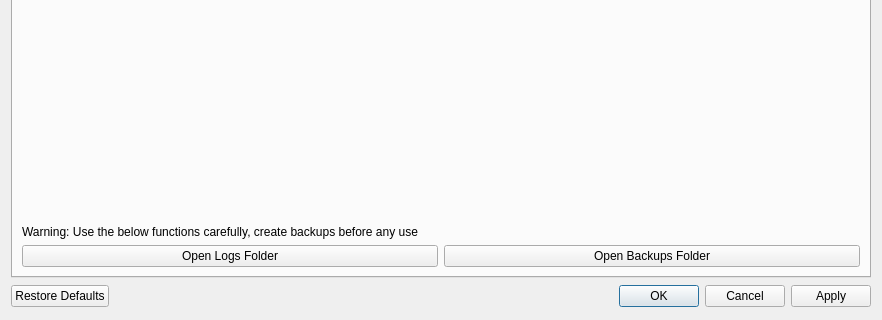
First picture: the form in ui/Settings.ui, repository kathrynmetcalf/GeoCORK, before the edit; both pictures show x 0 to 882 and y 267 to 587 of the 882 by 587 pixel window.
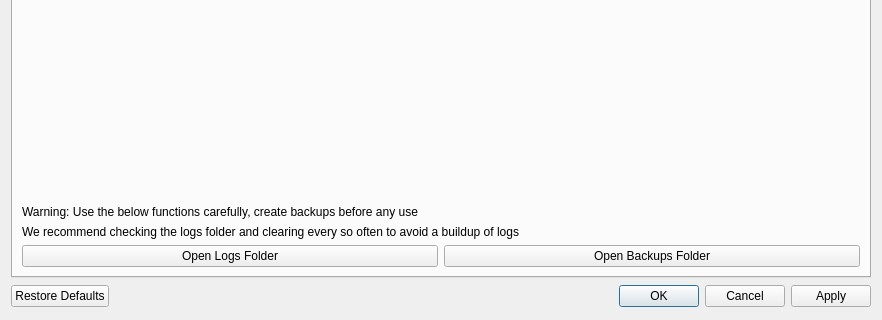
Second picture: the form after the edit. The open tabs and pages were chosen to show the change.

Commit message: Updates exporter to use higher row limit and use class variable for row limit. Fixes issues with exporting rejection reasons.

Patch:
```diff
--- a/ui/Settings.ui
+++ b/ui/Settings.ui
@@ -846,6 +846,13 @@
          </property>
         </widget>
        </item>
+       <item>
+        <widget class="QLabel" name="label_4">
+         <property name="text">
+          <string>We recommend checking the logs folder and clearing every so often to avoid a buildup of logs</string>
+         </property>
+        </widget>
+       </item>
        <item>
         <layout class="QHBoxLayout" name="horizontalLayout_2">
          <item>
```
The commit also changes 2 other files.
